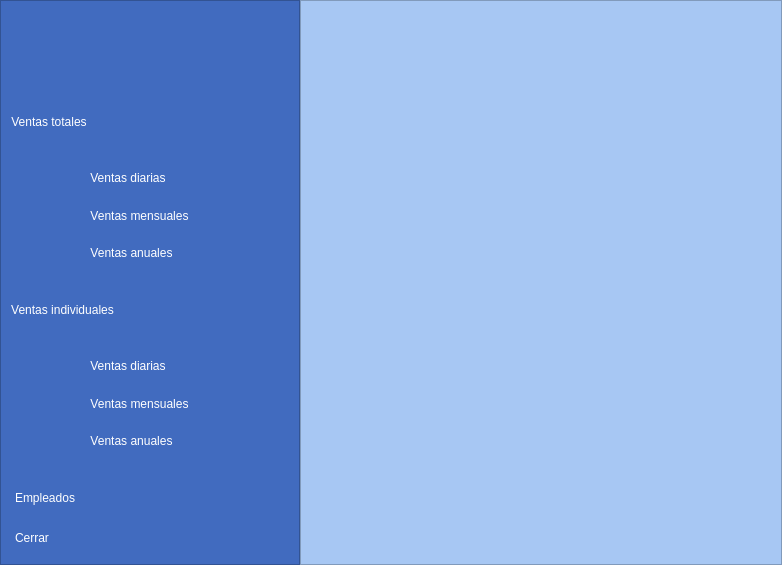
Quirozdev/Espressoft, file ventas.ui: the form before one commit.
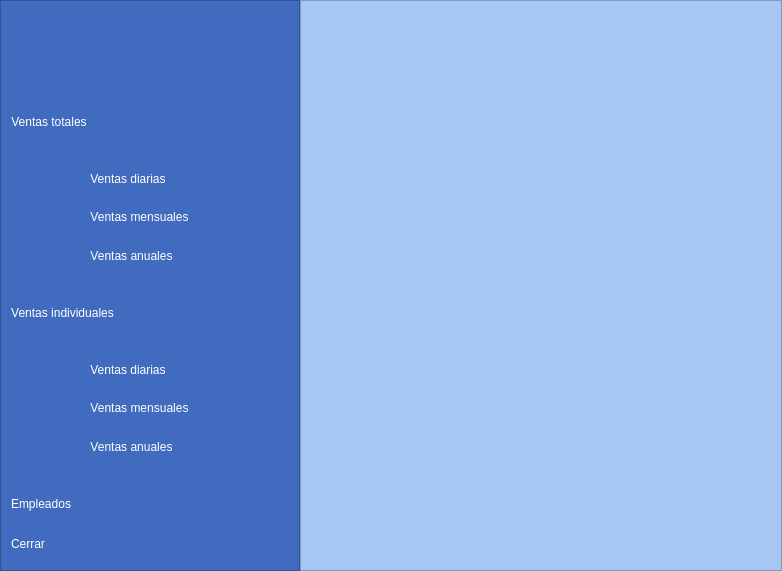
The form after the commit. The open tabs and pages were chosen to show the change. Icons and pictures are not drawn.

Commit message: agregada funcionalidad de poner en negritas a los botones desplegados seleccionados y un poco de refactorizacion

Patch:
```diff
--- a/ventas.ui
+++ b/ventas.ui
@@ -7,7 +7,7 @@
     <x>0</x>
     <y>0</y>
     <width>782</width>
-    <height>565</height>
+    <height>571</height>
    </rect>
   </property>
   <property name="windowTitle">
@@ -508,7 +508,7 @@
        <item>
         <layout class="QHBoxLayout" name="horizontalLayout_5">
          <property name="leftMargin">
-          <number>4</number>
+          <number>0</number>
          </property>
          <property name="rightMargin">
           <number>4</number>
@@ -563,7 +563,7 @@
        <item>
         <layout class="QHBoxLayout" name="horizontalLayout_6">
          <property name="leftMargin">
-          <number>4</number>
+          <number>0</number>
          </property>
          <property name="rightMargin">
           <number>4</number>
```
Left out of the diff: 8 changed lines with no effect on the pictures. The commit also changes 2 other files.
